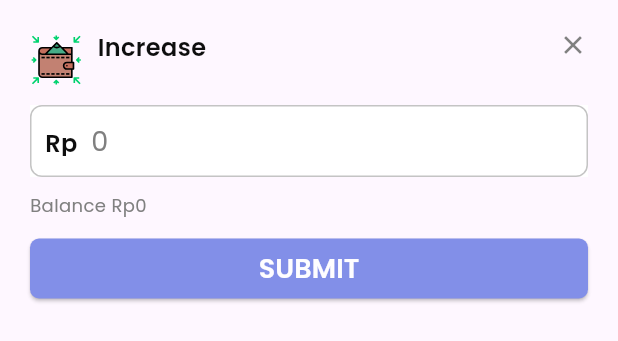
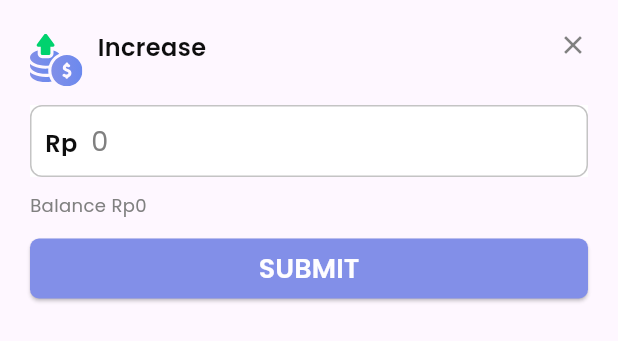
Before and after one commit to riikuid/mobile_challengein, a Flutter app: the SavingsRecordModal widget shown alone on an empty page, opened directly with empty values, on a phone screen of 412 x 824 dp. Shown: the top 341 px of the screen. Run offline on Flutter 3.47's test engine with Material 3 defaults, Android fonts, the phone set to English and light mode, and no system bars; our stand-ins replace currency_text_input_formatter, double_back_to_close_app, expandable_page_view, extended_image, firebase_core, firebase_messaging and 12 more; missing offline and left inert: el_tooltip, flutter_timer_countdown; accounts and stored records are empty; network calls fail.

Commit message:
final fpc

```diff
--- a/lib/pages/auth/otp_forgot_password_page.dart
+++ b/lib/pages/auth/otp_forgot_password_page.dart
@@ -97,7 +97,7 @@ class _OtpForgotPasswordPageState extends State<OtpForgotPasswordPage> {
                 height: 10,
               ),
               Text(
-                "Verify OTP",
+                "OTP Forgot Password",
                 style: headingLargeTextStyle.copyWith(
                   fontWeight: bold,
                 ),
--- a/lib/pages/savings/detail_saving_page.dart
+++ b/lib/pages/savings/detail_saving_page.dart
@@ -18,7 +18,6 @@ import 'package:syncfusion_flutter_gauges/gauges.dart';
 import 'package:mobile_challengein/theme.dart';
 import 'package:mobile_challengein/widget/primary_button.dart';
 import 'package:mobile_challengein/widget/savings_label.dart';
-import 'dart:math' as math;
 
 class DetailSavingPage extends StatefulWidget {
   final SavingModel saving;
@@ -110,14 +109,14 @@ class _DetailSavingPageState extends State<DetailSavingPage> {
   @override
   void initState() {
     super.initState();
+    switchValue = widget.saving.isReminder;
+    futureGetHistories = _onRefresh();
     _scrollController = ScrollController()..addListener(_scrollListener);
-    switchValue = widget.saving.isReminder;
     // savingProvider.refreshGetHistory(
     //   token: authProvider.user.refreshToken,
     //   idSaving: widget.saving.id,
     // );
     _scrollController.addListener(onScroll);
-    futureGetHistories = _onRefresh();
   }
 
   void _scrollListener() {
--- a/lib/widget/modal/savings_record_modal.dart
+++ b/lib/widget/modal/savings_record_modal.dart
@@ -92,8 +92,8 @@ class _SavingsRecordModalState extends State<SavingsRecordModal>
                     children: [
                       SvgPicture.asset(
                         widget.modalType == SavingsRecordModalType.increase
-                            ? "assets/icon/icon_modal_increase.svg"
-                            : "assets/icon/icon_modal_decrease.svg",
+                            ? "assets/icon/008-increase.svg"
+                            : "assets/icon/002-decrease.svg",
                         height: 35,
                       ),
                       const SizedBox(
```
Also changed, not shown: lib/pages/dashboard/dashboard.dart (+4 -4 lines), lib/widget/modal/savings_wallet_modal.dart (+4 -4 lines), assets/icon/002-decrease.svg (added), assets/icon/008-increase.svg (added), assets/icon/topup_modal.svg (added), assets/icon/withdraw_modal.svg (added).
